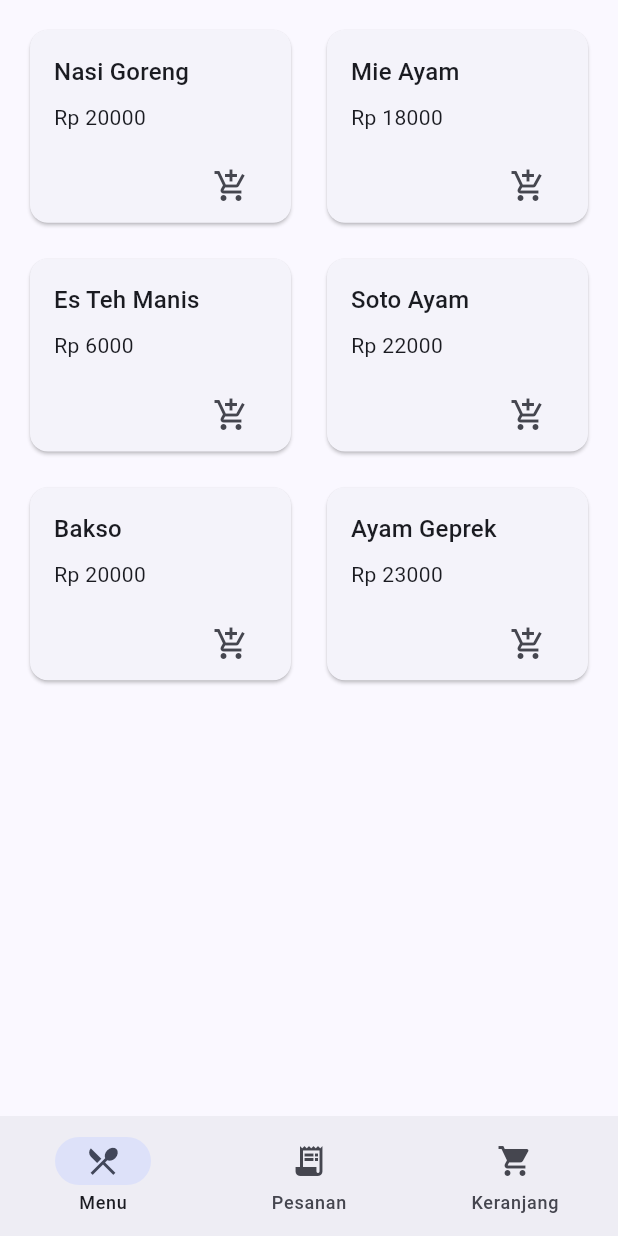
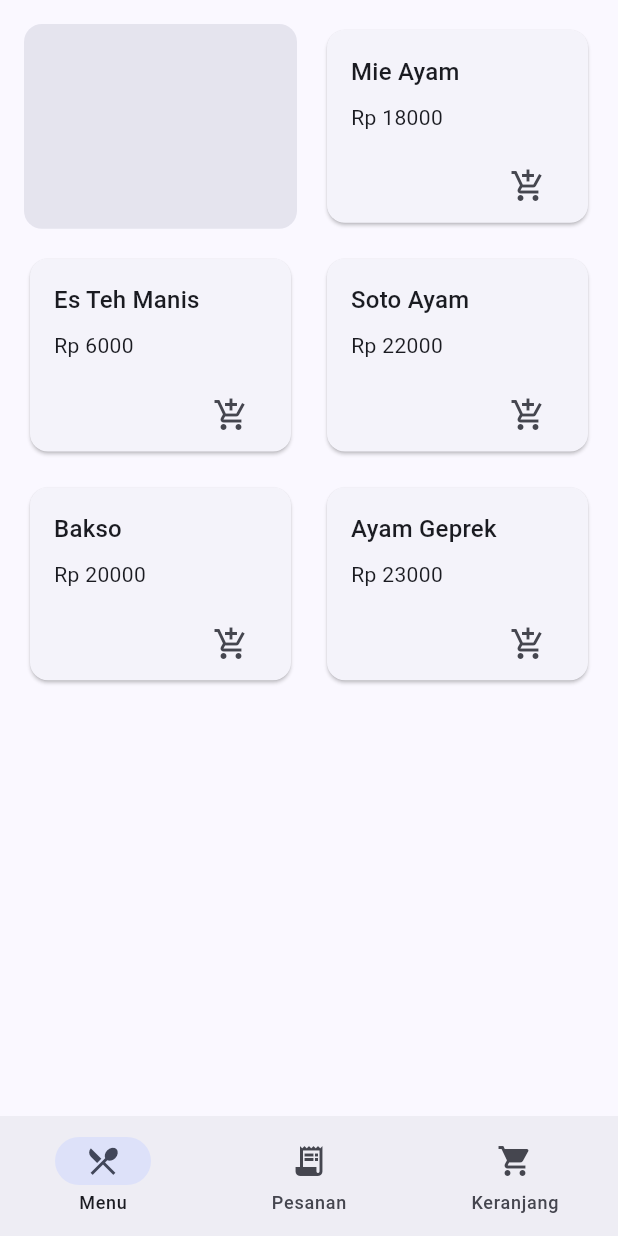
Before and after one commit to sitanovitaa/canteen_go, a Flutter app: the screen it shows after launch, on a phone screen of 412 x 824 dp. Run offline on Flutter 3.47's test engine with Material 3 defaults, Android fonts, the phone set to English and light mode, and no system bars; our stand-ins replace flutter_riverpod, freezed_annotation, go_router.

Commit message:
fix: Add id parameter to MenuCard and update usage

```diff
--- a/lib/src/features/menu/presentation/widgets/menu_card.dart
+++ b/lib/src/features/menu/presentation/widgets/menu_card.dart
@@ -1,8 +1,15 @@
+import 'package:canteen_go/src/app/theme/tokens.dart';
 import 'package:flutter/material.dart';
-import '../../../../app/theme/tokens.dart';
 
 class MenuCard extends StatelessWidget {
-  const MenuCard({super.key, required this.title, required this.price});
+  const MenuCard({
+    super.key,
+    required this.id,
+    required this.title,
+    required this.price,
+  });
+
+  final String id;
   final String title;
   final int price;
 
--- a/lib/src/features/menu/presentation/widgets/menu_grid.dart
+++ b/lib/src/features/menu/presentation/widgets/menu_grid.dart
@@ -1,9 +1,12 @@
 import 'package:canteen_go/src/app/layout/breakpoints.dart';
 import 'package:canteen_go/src/app/theme/tokens.dart';
+import 'package:canteen_go/src/common/widgets/skeleton.dart';
+import 'package:canteen_go/src/features/menu/presentation/controllers/menu_controller.dart';
 import 'package:canteen_go/src/features/menu/presentation/widgets/menu_card.dart';
 import 'package:flutter/material.dart';
+import 'package:flutter_riverpod/flutter_riverpod.dart';
 
-class MenuGrid extends StatelessWidget {
+class MenuGrid extends ConsumerWidget {
   const MenuGrid({super.key});
 
   int _columnsForWidth(double w) {
@@ -13,20 +16,20 @@ class MenuGrid extends StatelessWidget {
   }
 
   @override
-  Widget build(BuildContext context) {
+  Widget build(BuildContext context, WidgetRef ref) {
     final w = MediaQuery.of(context).size.width;
     final cols = _columnsForWidth(w);
 
-    // Data dummy UI-first
-    final items = [
-      ['Nasi Goreng', 20000],
-      ['Mie Ayam', 18000],
-      ['Es Teh Manis', 6000],
-      ['Soto Ayam', 22000],
-      ['Bakso', 20000],
-      ['Ayam Geprek', 23000],
-    ];
+    final asyncItems = ref.watch(menuControllerProvider);
 
+    return asyncItems.when(
+      data: (items) {
+        if (items.isEmpty) {
+          return const SliverFillRemaining(
+            hasScrollBody: false,
+            child: Center(child: Text('Menu kosong untuk saat ini')),
+          );
+        }
         return CustomScrollView(
           slivers: [
             SliverPadding(
@@ -34,7 +37,12 @@ class MenuGrid extends StatelessWidget {
               sliver: SliverGrid(
                 delegate: SliverChildBuilderDelegate((context, i) {
                   final item = items[i];
-              return MenuCard(title: item[0] as String, price: item[1] as int);
+                  if (i == 0) return const Skeleton(height: 120);
+                  return MenuCard(
+                    id: item.id,
+                    title: item.name,
+                    price: item.price,
+                  );
                 }, childCount: items.length),
                 gridDelegate: SliverGridDelegateWithFixedCrossAxisCount(
                   crossAxisCount: cols,
@@ -46,5 +54,9 @@ class MenuGrid extends StatelessWidget {
             ),
           ],
         );
+      },
+      loading: () => const Center(child: CircularProgressIndicator()),
+      error: (e, st) => Center(child: Text(e.toString())),
+    );
   }
 }
```
Lines whose indentation alone changed are shown as unchanged.
